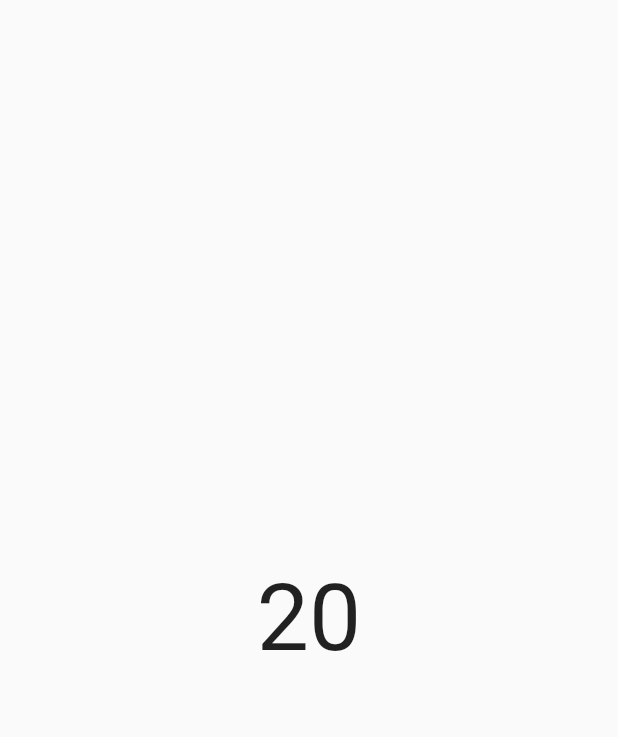
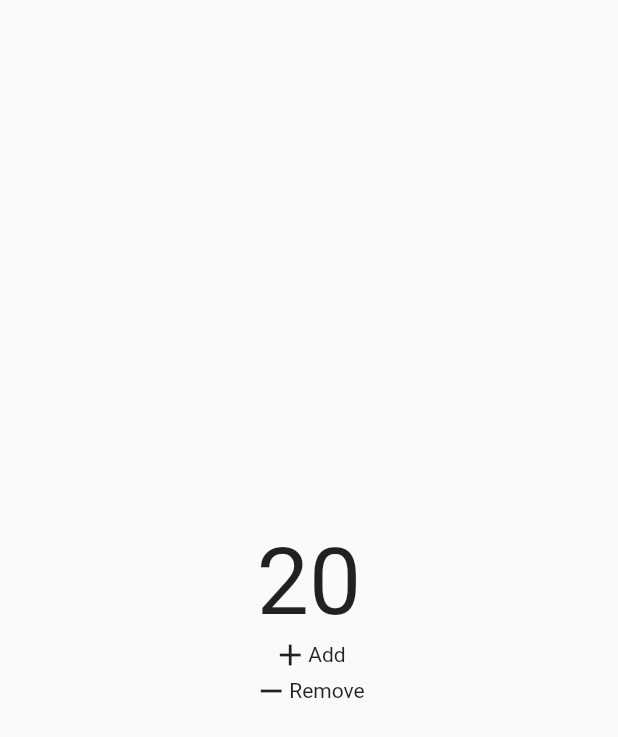
Before and after one commit to alisha-budhathoki/ProviderFlutterIllustration, a Flutter app: the screen it shows after launch, on a phone screen of 412 x 824 dp. Shown: the top 737 px of the screen. Run offline on Flutter 3.47's test engine with Material 2 defaults, Android fonts, the phone set to English and light mode, and no system bars.

Commit message:
adding counter for further illustration

```diff
--- a/lib/pages/counter.dart
+++ b/lib/pages/counter.dart
@@ -1,6 +1,8 @@
 import 'package:flutter/cupertino.dart';
 import 'package:flutter/material.dart';
 import 'package:libraries_illustration/bloc/counter_bloc.dart';
+import 'package:libraries_illustration/widgets/decrement.dart';
+import 'package:libraries_illustration/widgets/increment.dart';
 import 'package:provider/provider.dart';
 
 class CounterPage extends StatelessWidget{
@@ -10,11 +12,18 @@ class CounterPage extends StatelessWidget{
     return Scaffold(
       body: new Container(
         child: Center(
-          child: Text(
-          counterBloc.counter.toString(),
-            style: TextStyle(
-              fontSize: 62
-            ),
+          child: Column(
+            mainAxisAlignment: MainAxisAlignment.center,
+            children: <Widget>[
+              Text(
+              counterBloc.counter.toString(),
+                style: TextStyle(
+                  fontSize: 62
+                ),
+              ),
+              IncrementButton(),
+              DecrementButton()
+            ],
           ),
         ),
       ),
--- /dev/null
+++ b/lib/widgets/decrement.dart
@@ -0,0 +1,22 @@
+import 'package:flutter/cupertino.dart';
+import 'package:flutter/material.dart';
+import 'package:libraries_illustration/bloc/counter_bloc.dart';
+import 'package:provider/provider.dart';
+
+class DecrementButton extends StatelessWidget{
+  @override
+  Widget build(BuildContext context) {
+    final CounterBloc counterBloc = Provider.of<CounterBloc>(context);
+    return InkWell(
+        onTap: () {
+          print("saki");
+          counterBloc.decrement();
+        },
+        child: Row( mainAxisAlignment: MainAxisAlignment.center,
+          children: <Widget>[
+            Icon(Icons.remove),
+            Text("Remove"),
+          ],
+        ));
+  }
+}
--- /dev/null
+++ b/lib/widgets/increment.dart
@@ -0,0 +1,22 @@
+import 'package:flutter/cupertino.dart';
+import 'package:flutter/material.dart';
+import 'package:libraries_illustration/bloc/counter_bloc.dart';
+import 'package:provider/provider.dart';
+
+class IncrementButton extends StatelessWidget {
+  @override
+  Widget build(BuildContext context) {
+    final CounterBloc counterBloc = Provider.of<CounterBloc>(context);
+    return InkWell(
+        onTap: () {
+          counterBloc.increment();
+        },
+        child: Row(
+          mainAxisAlignment: MainAxisAlignment.center,
+          children: <Widget>[
+            Icon(Icons.add),
+            Text("Add"),
+          ],
+        ));
+  }
+}
```
Also changed, not shown: lib/bloc/counter_bloc.dart (+12 -0 lines).
